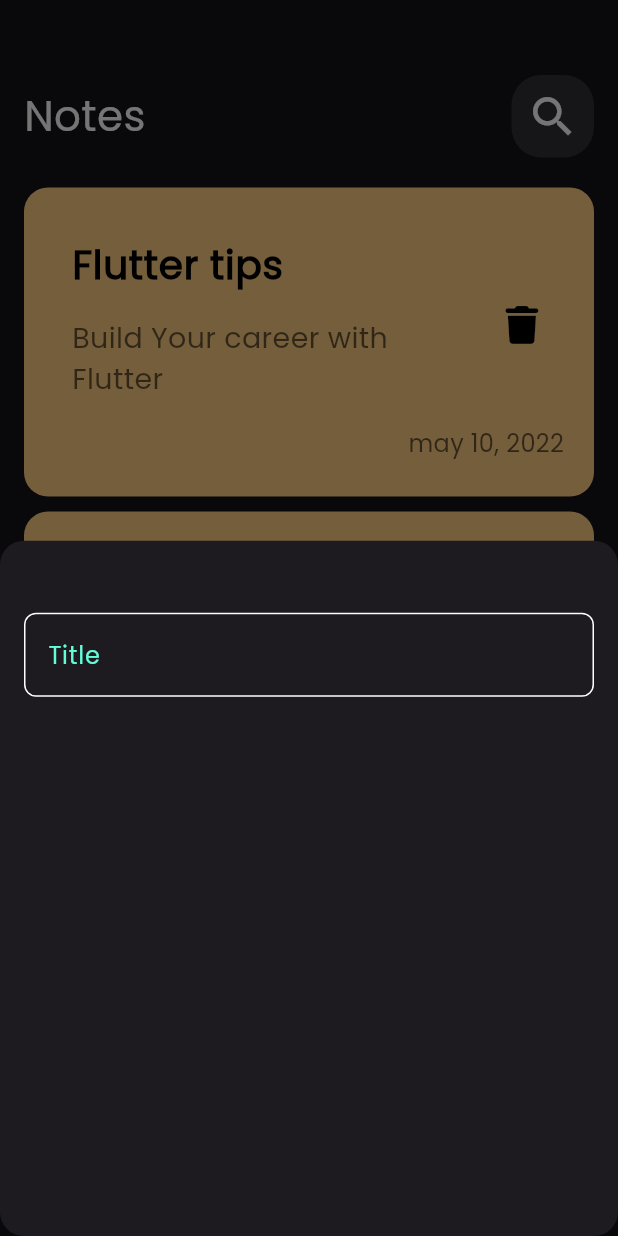
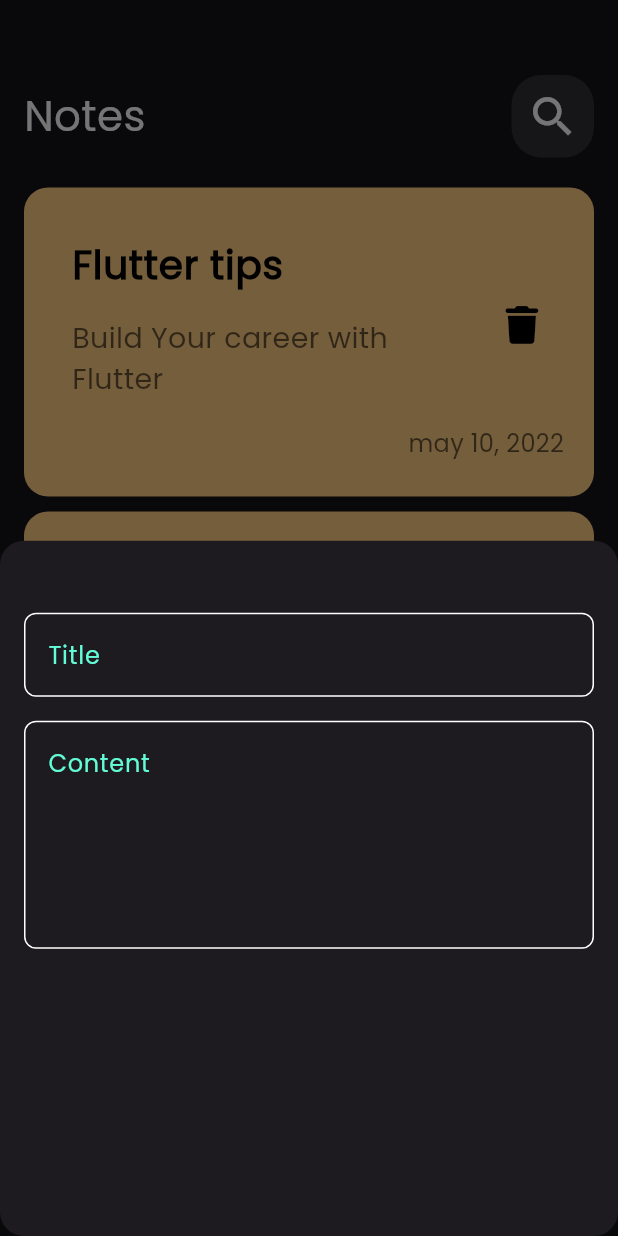
Before and after one commit to Mahmoudelnagar5/Notes-App, a Flutter app: the screen it shows after launch, after a tap on the "add" icon, on a phone screen of 412 x 824 dp. Run offline on Flutter 3.47's test engine with Material 3 defaults, Android fonts, the phone set to English and light mode, and no system bars; our stand-ins replace device_preview, font_awesome_flutter; missing offline and left inert: dart:ffi.

Commit message:
add fields to notes bottom sheet

```diff
--- a/lib/views/widgets/add_note_bottom_sheet.dart
+++ b/lib/views/widgets/add_note_bottom_sheet.dart
@@ -13,7 +13,16 @@
           SizedBox(
             height: 32,
           ),
-          CustomTextField(),
+          CustomTextField(
+            hintText: 'Title',
+          ),
+          SizedBox(
+            height: 16,
+          ),
+          CustomTextField(
+            hintText: 'Content',
+            maxLines: 5,
+          ),
         ],
       ),
     );
--- a/lib/views/widgets/custom_text_field.dart
+++ b/lib/views/widgets/custom_text_field.dart
@@ -2,13 +2,15 @@
 import 'package:notes_app/constants.dart';
 
 class CustomTextField extends StatelessWidget {
-  const CustomTextField({super.key});
-
+  const CustomTextField({super.key, required this.hintText, this.maxLines = 1});
+  final String hintText;
+  final int maxLines;
   @override
   Widget build(BuildContext context) {
     return TextField(
+      maxLines: maxLines,
       decoration: InputDecoration(
-        hintText: 'Title',
+        hintText: hintText,
         hintStyle: const TextStyle(
           color: kPrimaryColor,
         ),
```
